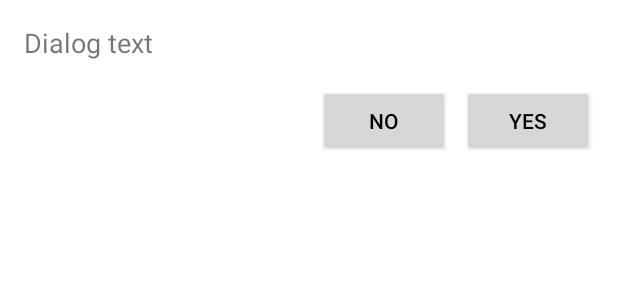
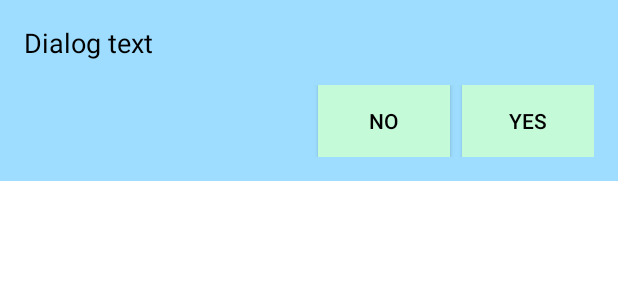
Before and after one commit to cata-upt/EmergencyReport, an Android app: the layout alert_dialog_fragment.xml on its own in the app's theme, with its tools: preview values and no code run, on a phone screen of 412 x 824 dp. Shown: the top 300 px of the screen. Run offline under Robolectric (Android 15) with nearby library versions, the phone set to English and light mode, and no system bars.

Commit message:
small refactorings + bugs solved

```diff
--- a/app/src/main/java/com/example/emergencyapp/activities/FriendsListActivity.java
+++ b/app/src/main/java/com/example/emergencyapp/activities/FriendsListActivity.java
@@ -38,6 +38,8 @@ public class FriendsListActivity extends AppCompatActivity{
             String fragmentPosition = intent.getStringExtra("fragment");
             if (fragmentPosition!=null && fragmentPosition.equals("FriendRequestsFragment")) {
                 viewPager.setCurrentItem(1);
+            }else {
+                viewPager.setCurrentItem(0);
             }
         }
     }
--- a/app/src/main/java/com/example/emergencyapp/utils/FriendRequestsViewModel.java
+++ b/app/src/main/java/com/example/emergencyapp/utils/FriendRequestsViewModel.java
@@ -24,6 +24,7 @@ public class FriendRequestsViewModel extends ViewModel {
     public FriendRequestsViewModel() {
         friendRequestsList = new ArrayList<>();
         friendRequests = new MutableLiveData<>();
+        friendRequests.setValue(new ArrayList<>());
         fetchFriendRequests();
     }
 
@@ -47,8 +48,6 @@ public class FriendRequestsViewModel extends ViewModel {
                                 getPendingFriendRequests(user.getUid(), userId);
                             }
                         }
-                    }else {
-                        friendRequests.setValue(new ArrayList<>());
                     }
                 }
 
--- a/app/src/main/java/com/example/emergencyapp/utils/FriendsViewModel.java
+++ b/app/src/main/java/com/example/emergencyapp/utils/FriendsViewModel.java
@@ -33,6 +33,7 @@ public class FriendsViewModel extends ViewModel {
     public FriendsViewModel() {
         friendsList = new ArrayList<>();
         friends = new MutableLiveData<>();
+        friends.setValue(new ArrayList<>());
         user = FirebaseAuth.getInstance().getCurrentUser();
         fetchFriends();
     }
@@ -49,12 +50,8 @@ public class FriendsViewModel extends ViewModel {
                         getUserDetails(userId);
                     }
                     Log.i(TAG, "Friend list retrieved successfully.");
-                } else {
-                    friends.setValue(new ArrayList<>());
                 }
             });
-        } else {
-            friends.setValue(new ArrayList<>());
         }
     }
 
--- a/app/src/main/res/layout/alert_dialog_fragment.xml
+++ b/app/src/main/res/layout/alert_dialog_fragment.xml
@@ -1,20 +1,24 @@
 <?xml version="1.0" encoding="utf-8"?>
 <androidx.constraintlayout.widget.ConstraintLayout xmlns:android="http://schemas.android.com/apk/res/android"
+    xmlns:tools="http://schemas.android.com/tools"
     android:layout_width="match_parent"
     android:layout_height="match_parent">
     <LinearLayout
         android:layout_width="match_parent"
         android:layout_height="wrap_content"
         android:orientation="vertical"
-        android:padding="16dp">
+        android:padding="16dp"
+        android:background="@color/accent_color"
+        tools:ignore="MissingConstraints">
 
         <TextView
             android:id="@+id/dialog_text"
             android:layout_width="match_parent"
             android:layout_height="wrap_content"
-            android:text="Dialog text"
+            android:text="@string/dialog_text"
             android:textSize="18sp"
-            android:layout_marginBottom="16dp"/>
+            android:layout_marginBottom="16dp"
+            android:textColor="@color/black"/>
 
         <LinearLayout
             android:layout_width="match_parent"
@@ -26,14 +30,16 @@
                 android:id="@+id/button_no"
                 android:layout_width="wrap_content"
                 android:layout_height="wrap_content"
-                android:text="No"/>
+                android:text="@string/no"
+                android:background="@drawable/square_button_background"/>
 
             <Button
                 android:id="@+id/button_yes"
                 android:layout_width="wrap_content"
                 android:layout_height="wrap_content"
-                android:text="Yes"
-                android:layout_marginStart="8dp"/>
+                android:text="@string/yes"
+                android:layout_marginStart="8dp"
+                android:background="@drawable/square_button_background"/>
         </LinearLayout>
     </LinearLayout>
 </androidx.constraintlayout.widget.ConstraintLayout>
--- a/app/src/main/res/values/strings.xml
+++ b/app/src/main/res/values/strings.xml
@@ -46,5 +46,8 @@
     <string name="do_you_really_want_to_send_an_emergency_text">Do you really want to send an emergency text?</string>
     <string name="permission_name">Permission Name</string>
     <string name="description">Description</string>
+    <string name="dialog_text">Dialog text</string>
+    <string name="no">No</string>
+    <string name="yes">Yes</string>
 
 </resources>
```
Also changed, not shown: app/src/main/java/com/example/emergencyapp/activities/AddFriendActivity.java (+22 -20 lines), app/src/main/java/com/example/emergencyapp/activities/FriendRequestsAdapter.java (+55 -4 lines), app/src/main/java/com/example/emergencyapp/utils/ShakeService.java (+7 -1 lines), app/src/main/java/com/example/emergencyapp/utils/UserHelper.java (+6 -4 lines).
